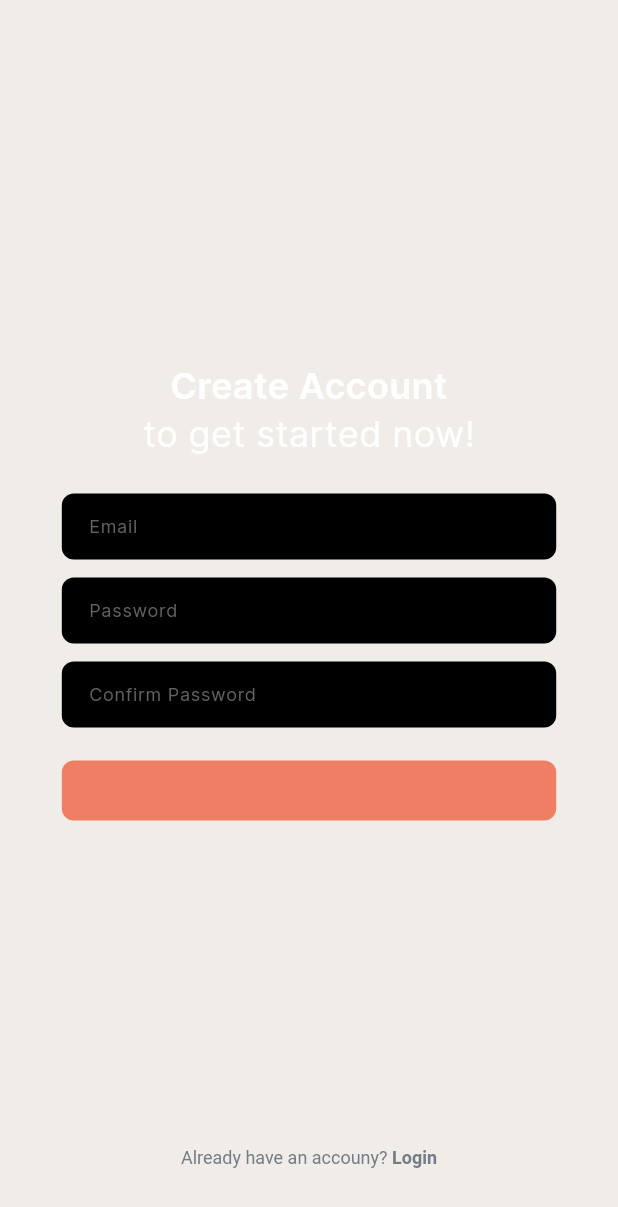
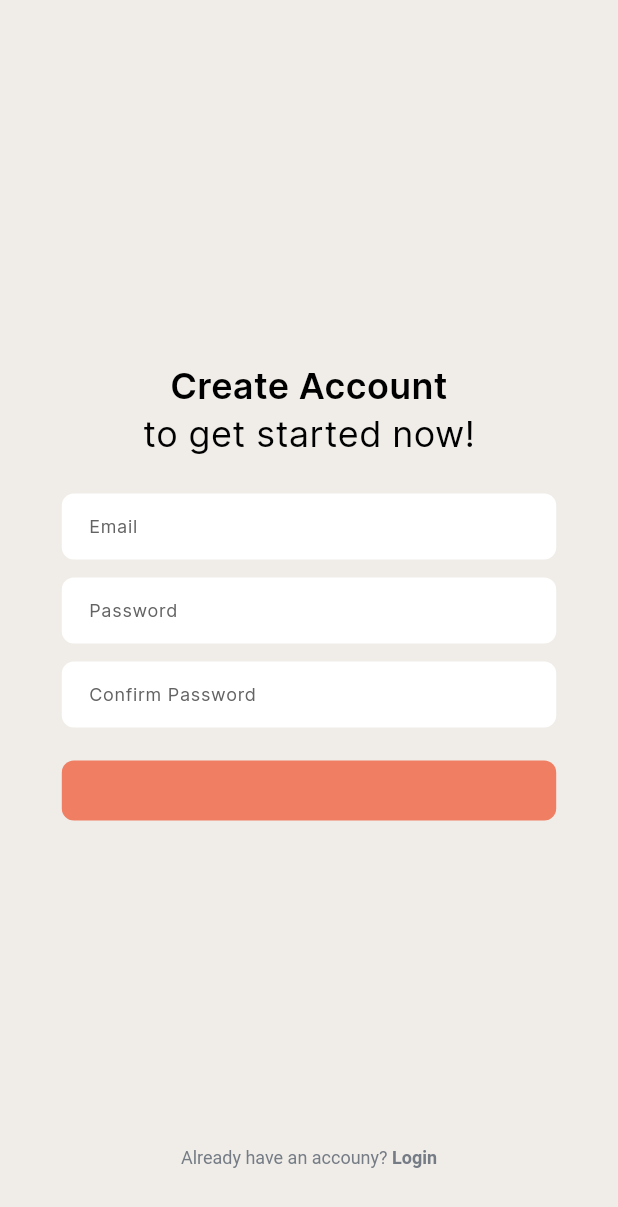
Before and after one commit to Jhanzeib/appdevproj2, a Flutter app: the SignupScreen screen opened by its route, on a phone screen of 412 x 824 dp. Shown: the top 1207 px of the screen. Run offline on Flutter 3.47's test engine with Material 3 defaults, Android fonts, the phone set to English and light mode, and no system bars; our stand-ins replace cloud_firestore, firebase_auth, firebase_core, flutter_riverpod, go_router; missing offline and left inert: flutter_scroll_shadow; accounts and stored records are empty.

Commit message:
theme editing

```diff
--- a/lib/providers/themeProvider.dart
+++ b/lib/providers/themeProvider.dart
@@ -55,7 +55,7 @@ class themeProvider extends ChangeNotifier {
   }
 
   void _updateColors() {
-    if (_isDarkTheme) {
+    if (!_isDarkTheme) {
       _white = hexToColor("#FFFFFF");
       _black = hexToColor("#000000");
       _peach = hexToColor("#F07E63");
@@ -70,7 +70,7 @@ class themeProvider extends ChangeNotifier {
       _white = hexToColor("#000000");
       _black = hexToColor("#FFFFFF");
       _peach = hexToColor("#F07E63");
-      _fawn = hexToColor("#F0EDE8");
+      _fawn = hexToColor("#000000");
       _yellow = hexToColor("#FAB677");
       _neutral = hexToColor("#757C86");
       _blue = hexToColor("#ACBEEE");
--- a/lib/routes/routes.dart
+++ b/lib/routes/routes.dart
@@ -9,7 +9,7 @@ import 'package:appdevproj/subject.dart';
 import 'package:go_router/go_router.dart';
 
 final router = GoRouter(
-  initialLocation: '/',
+  initialLocation: '/login',
   routes: [
     GoRoute(
       name: 'home',
```
